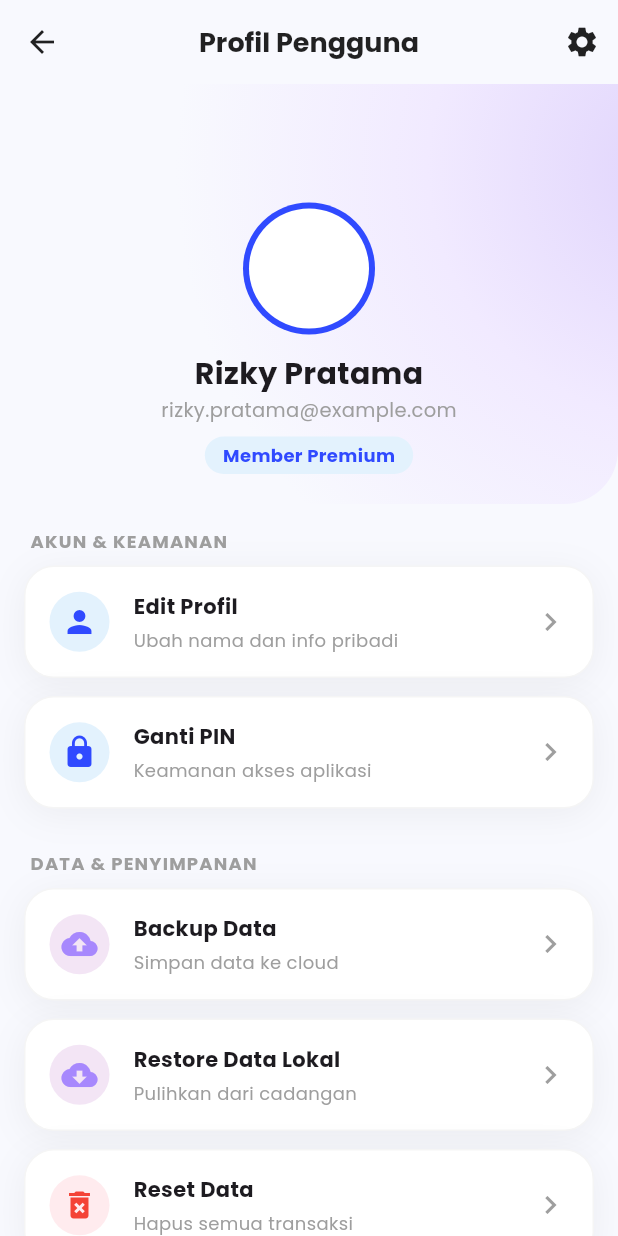
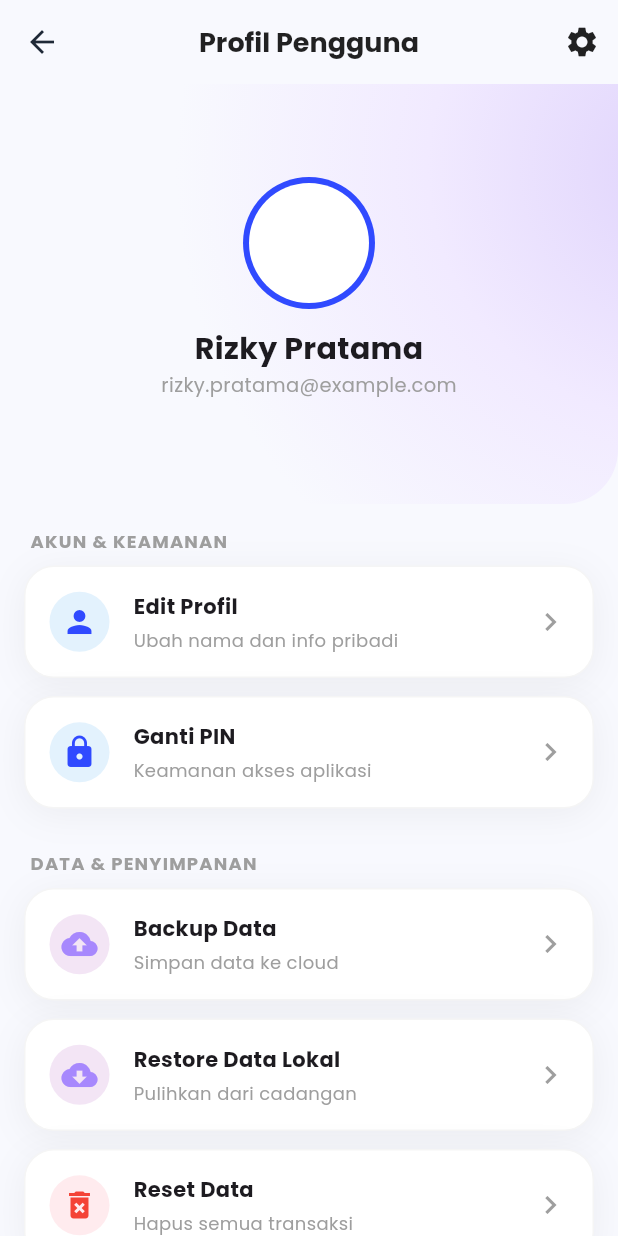
Before and after one commit to ditoow/dahuku_app, a Flutter app: the AccountPage screen opened directly, on a phone screen of 412 x 824 dp. Run offline on Flutter 3.47's test engine with Material 3 defaults, Android fonts, the phone set to English and light mode, and no system bars; our stand-ins replace equatable, flutter_bloc, google_fonts.

Commit message:
fix: merge account

```diff
--- a/lib/app.dart
+++ b/lib/app.dart
@@ -1,4 +1,3 @@
-import 'package:dahuku_app/features/dashboard/presentation/dashboard_index_page.dart';
 import 'package:flutter/material.dart';
 import 'package:flutter_bloc/flutter_bloc.dart';
 
@@ -56,7 +55,7 @@ class DahuKuApp extends StatelessWidget {
             '/register': (context) => const RegisterIndexPage(),
             '/pin': (context) => const PinIndexPage(),
             '/questionnaire': (context) => const QuestionnaireIndexPage(),
-            '/dashboard': (context) => const DashboardIndexPage(),
+            '/dashboard': (context) => const MainShellPage(),
           },
         ),
       ),
--- a/lib/features/account/presentation/components/profile_header.dart
+++ b/lib/features/account/presentation/components/profile_header.dart
@@ -34,9 +34,7 @@ class ProfileHeader extends StatelessWidget {
 
           // Content
           Align(
-            alignment: Alignment.bottomCenter,
-            child: Padding(
-              padding: const EdgeInsets.only(bottom: 20),
+            alignment: Alignment.center,
             child: Column(
               mainAxisSize: MainAxisSize.min, // 🔥 PENTING
               children: [
@@ -59,30 +57,10 @@ class ProfileHeader extends StatelessWidget {
                 ),
                 Text(
                   user.email,
-                    style: const TextStyle(
-                      fontSize: 13,
-                      color: Colors.grey,
-                    ),
+                  style: const TextStyle(fontSize: 13, color: Colors.grey),
                 ),
                 const SizedBox(height: 8),
-                  Container(
-                    padding:
-                        const EdgeInsets.symmetric(horizontal: 12, vertical: 4),
-                    decoration: BoxDecoration(
-                      color: Colors.blue.shade50,
-                      borderRadius: BorderRadius.circular(20),
-                    ),
-                    child: const Text(
-                      'Member Premium',
-                      style: TextStyle(
-                        fontSize: 12,
-                        color: Color(0xFF304AFF),
-                        fontWeight: FontWeight.bold,
-                      ),
-                    ),
-                  ),
               ],
-              ),
             ),
           ),
         ],
--- a/lib/features/account/presentation/pages/account_page.dart
+++ b/lib/features/account/presentation/pages/account_page.dart
@@ -38,14 +38,7 @@ class _AccountPageState extends State<AccountPage> {
         centerTitle: true,
         title: const Text(
           'Profil Pengguna',
-          style: TextStyle(
-            color: Colors.black87,
-            fontWeight: FontWeight.bold,
-          ),
-        ),
-        leading: IconButton(
-          icon: const Icon(Icons.arrow_back, color: Colors.black87),
-          onPressed: () => Navigator.pop(context),
+          style: TextStyle(color: Colors.black87, fontWeight: FontWeight.bold),
         ),
         actions: [
           IconButton(
@@ -53,9 +46,7 @@ class _AccountPageState extends State<AccountPage> {
             onPressed: () {
               Navigator.push(
                 context,
-                MaterialPageRoute(
-                  builder: (_) => const SettingsPage(),
-                ),
+                MaterialPageRoute(builder: (_) => const SettingsPage()),
               );
             },
           ),
@@ -71,16 +62,13 @@ class _AccountPageState extends State<AccountPage> {
           return CustomScrollView(
             slivers: [
               /// ===== HEADER PROFIL (SCROLLABLE)
-              SliverToBoxAdapter(
-                child: ProfileHeader(user: state.user),
-              ),
+              SliverToBoxAdapter(child: ProfileHeader(user: state.user)),
 
               /// ===== CONTENT
               SliverPadding(
                 padding: const EdgeInsets.fromLTRB(16, 16, 16, 40),
                 sliver: SliverList(
-                  delegate: SliverChildListDelegate(
-                    [
+                  delegate: SliverChildListDelegate([
                     const _SectionTitle('AKUN & KEAMANAN'),
 
                     AccountMenuCard(
@@ -164,14 +152,10 @@ class _AccountPageState extends State<AccountPage> {
                     const Center(
                       child: Text(
                         'Versi Aplikasi 2.4.0',
-                          style: TextStyle(
-                            color: Colors.grey,
-                            fontSize: 12,
+                        style: TextStyle(color: Colors.grey, fontSize: 12),
                       ),
                     ),
-                      ),
-                    ],
-                  ),
+                  ]),
                 ),
               ),
             ],
```
Also changed, not shown: lib/main_shell_page.dart (+27 -17 lines). Lines whose indentation alone changed are shown as unchanged.
